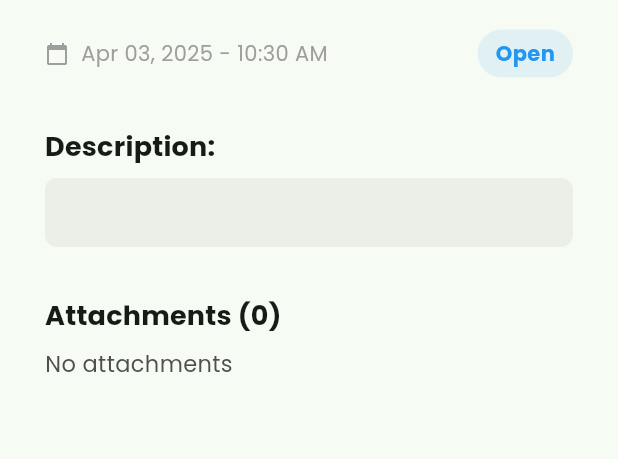
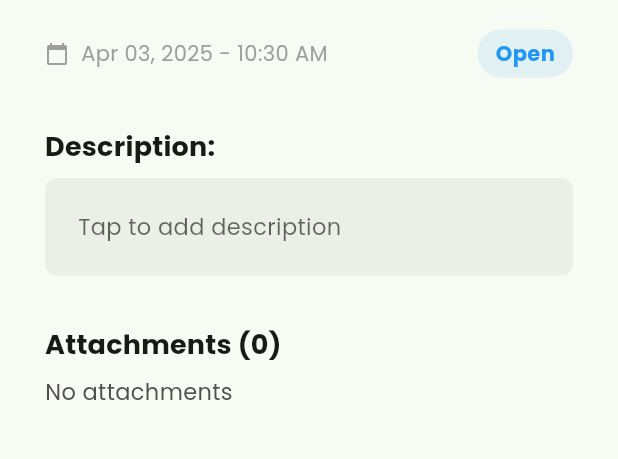
Before and after one commit to Bee-on-Budget/Ticket-app, a Flutter app: the TicketDetailScreen screen opened directly with empty values, on a phone screen of 412 x 824 dp, the part 191-650 px from its top. Run offline on Flutter 3.47's test engine with Material 3 defaults, Android fonts, the phone set to English and light mode, and no system bars; our stand-ins replace cloud_firestore, email_validator, file_picker, firebase_auth, firebase_core, firebase_storage and 3 more; missing offline and left inert: flutter_downloader, ntp; accounts and stored records are empty.

Commit message:
Add EditableDescription widget

```diff
--- a/lib/src/modules/screens/tickets/ticket_detail_screen.dart
+++ b/lib/src/modules/screens/tickets/ticket_detail_screen.dart
@@ -4,6 +4,7 @@ import 'package:intl/intl.dart';
 import '../../../service/data_service.dart';
 
 import '../../../widgets/attachment_card.dart';
+import '../../../widgets/editable_description.dart';
 import '../../models/ticket.dart';
 import '../../models/ticket_file.dart';
 
@@ -96,18 +97,7 @@ class TicketDetailScreen extends StatelessWidget {
               'Description:',
               style: Theme.of(context).textTheme.titleMedium,
             ),
-            Container(
-              width: double.infinity,
-              padding: const EdgeInsets.all(12.0),
-              decoration: BoxDecoration(
-                color: Theme.of(context).colorScheme.surfaceContainer,
-                borderRadius: BorderRadius.circular(8),
-              ),
-              child: Text(
-                ticket.description,
-                style: Theme.of(context).textTheme.bodyMedium,
-              ),
-            ),
+            EditableDescription(ticket: ticket),
             const SizedBox(height: 16),
             // Attachments
             Text(
```
